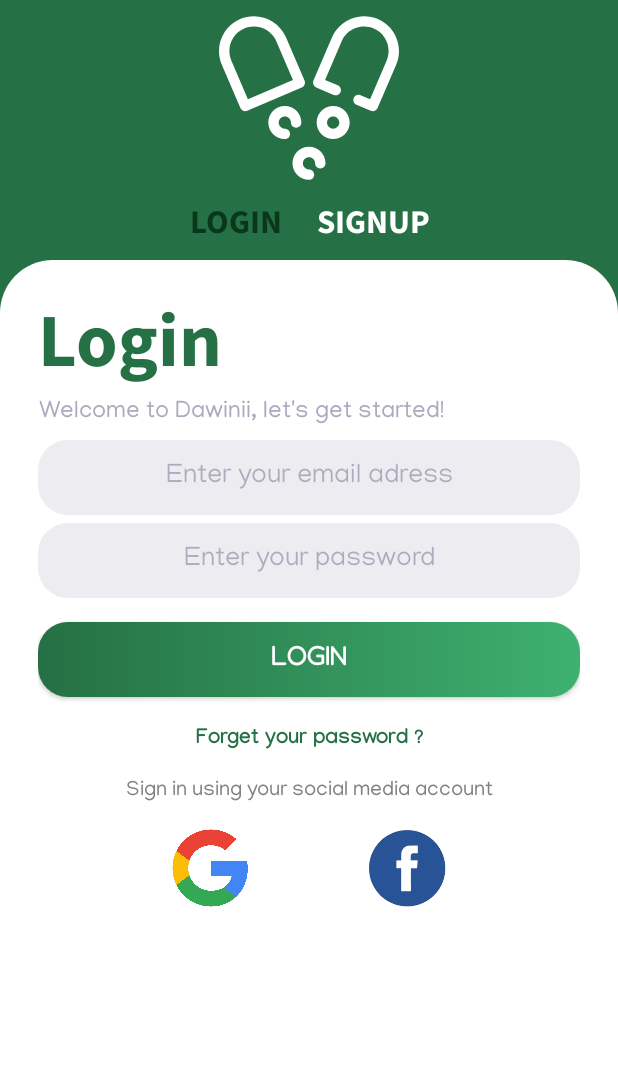
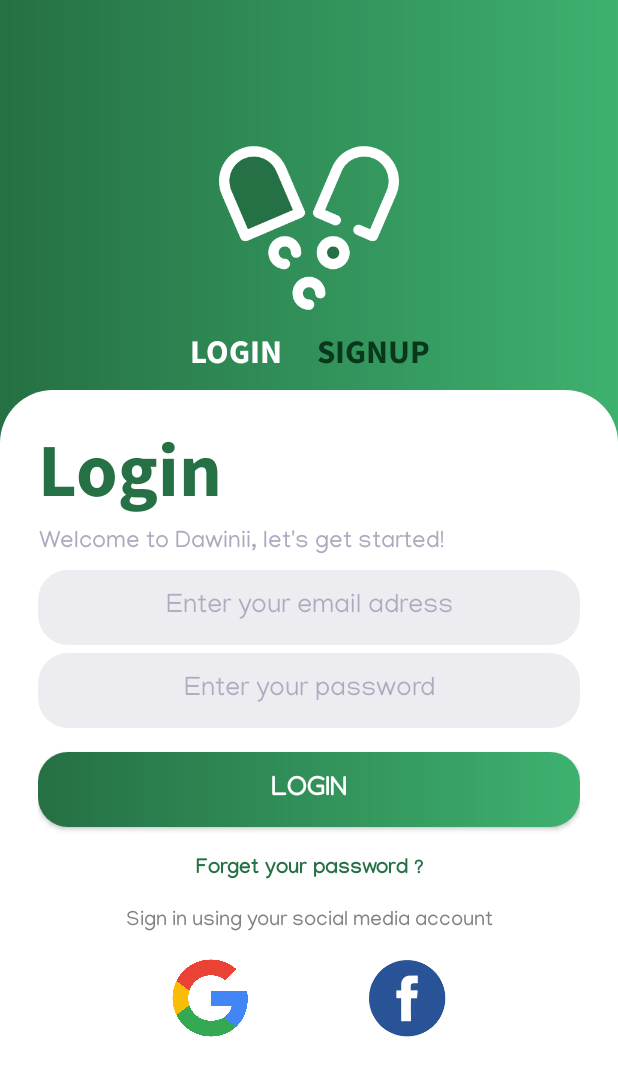
Before and after one commit to Bilalazam26/Dawinii, an Android app: the screen it shows after launch (AuthActivity), on a phone screen of 412 x 824 dp. Shown: the top 1076 px of the screen. Run offline under Robolectric (Android 15) with nearby library versions, the phone set to English and light mode, and no system bars; our stand-ins replace Firebase (no records; nobody signed in at launch, a user with empty details on screens opened directly); libraries missing offline, so code that uses them is left out: io.paperdb; 4 statements that could not run were skipped.

Commit message:
splash Activity

```diff
--- a/app/src/main/java/com/grad/dawinii/repository/AuthRepository.kt
+++ b/app/src/main/java/com/grad/dawinii/repository/AuthRepository.kt
@@ -70,7 +70,7 @@ class AuthRepository(application: Application) {
                         if(currentUser.isEmailVerified) {
                             userMutableLiveData.postValue(authReference.currentUser)
                             rememberUser(email, password)
-                            makeToast(application, "Logged In Successfully")
+
                         } else {
                             currentUser.sendEmailVerification()
                             makeToast(application, "Please Check Your Email for Verification")
--- a/app/src/main/java/com/grad/dawinii/view/authentication/AuthActivity.kt
+++ b/app/src/main/java/com/grad/dawinii/view/authentication/AuthActivity.kt
@@ -1,45 +1,22 @@
 package com.grad.dawinii.view.authentication
 
-import android.content.Intent
 import androidx.appcompat.app.AppCompatActivity
 import android.os.Bundle
 import android.view.View
-import androidx.lifecycle.Observer
-import androidx.lifecycle.ViewModelProvider
 import com.google.android.material.tabs.TabLayoutMediator
 import com.grad.dawinii.databinding.ActivityAuthBinding
-import com.grad.dawinii.view.main.MainScreenActivity
-import com.grad.dawinii.util.Constants
 import com.grad.dawinii.adapter.PagerAdapter
-import com.grad.dawinii.viewModel.AuthViewModel
-import io.paperdb.Paper
 
 class AuthActivity : AppCompatActivity() {
 
     lateinit var binding :ActivityAuthBinding
-
-    var email:String? = null
-    var password:String? = null
-
-    private lateinit var authViewModel: AuthViewModel
 
     override fun onCreate(savedInstanceState: Bundle?) {
         super.onCreate(savedInstanceState)
         binding = ActivityAuthBinding.inflate(layoutInflater)
         setContentView(binding.root)
 
-        authViewModel = ViewModelProvider(this)[AuthViewModel::class.java]
-        authViewModel.userMutableLiveData.observe(this, Observer {
-            if (it != null) {
-                startActivity(Intent(this, MainScreenActivity::class.java))
-                finish()
-            }
-        })
 
-        Paper.init(this)
-
-        readUserCredentials()
-        login()
 
 
         setupPager()
@@ -55,16 +32,7 @@ class AuthActivity : AppCompatActivity() {
         }.attach()
     }
 
-    private fun readUserCredentials() {
-        email = Paper.book().read<String>(Constants.EMAIL_PAPER_KEY)
-        password = Paper.book().read<String>(Constants.PASSWORD_PAPER_KEY)
-    }
 
-    private fun login() {
-        if (email != null && password != null) {
-            authViewModel.logIn(email as String, password as String)
-        }
-    }
 
     fun resetPassword() {
         binding.resetPasswordFragment.visibility = View.VISIBLE
--- a/app/src/main/java/com/grad/dawinii/view/authentication/LogInFragment.kt
+++ b/app/src/main/java/com/grad/dawinii/view/authentication/LogInFragment.kt
@@ -9,6 +9,7 @@ import android.view.ViewGroup
 import androidx.lifecycle.Observer
 import androidx.lifecycle.ViewModelProvider
 import com.grad.dawinii.databinding.FragmentLogInBinding
+import com.grad.dawinii.util.makeToast
 import com.grad.dawinii.view.main.MainScreenActivity
 import com.grad.dawinii.viewModel.AuthViewModel
 
@@ -38,6 +39,7 @@ class LogInFragment : Fragment() {
         authViewModel.userMutableLiveData.observe(viewLifecycleOwner, Observer {
             if (it != null) {
                 startActivity(Intent(context, MainScreenActivity::class.java))
+                makeToast(context, "Logged In Successfully")
                 activity?.onBackPressed()
                 activity?.finish()
             }
--- a/app/src/main/java/com/grad/dawinii/view/authentication/ResetPasswordFragment.kt
+++ b/app/src/main/java/com/grad/dawinii/view/authentication/ResetPasswordFragment.kt
@@ -6,7 +6,6 @@ import android.view.LayoutInflater
 import android.view.View
 import android.view.ViewGroup
 import androidx.lifecycle.ViewModelProvider
-import com.grad.dawinii.R
 import com.grad.dawinii.databinding.FragmentResetPasswordBinding
 import com.grad.dawinii.viewModel.AuthViewModel
 
--- /dev/null
+++ b/app/src/main/java/com/grad/dawinii/view/splash/SplashActivity.kt
@@ -0,0 +1,62 @@
+package com.grad.dawinii.view.splash
+
+import android.content.Intent
+import androidx.appcompat.app.AppCompatActivity
+import android.os.Bundle
+import android.os.Handler
+import androidx.lifecycle.Observer
+import androidx.lifecycle.ViewModelProvider
+import com.grad.dawinii.databinding.ActivitySplashBinding
+import com.grad.dawinii.util.Constants
+import com.grad.dawinii.view.authentication.AuthActivity
+import com.grad.dawinii.view.main.MainScreenActivity
+import com.grad.dawinii.viewModel.AuthViewModel
+import io.paperdb.Paper
+
+class SplashActivity : AppCompatActivity() {
+
+    private lateinit var binding: ActivitySplashBinding
+
+    private lateinit var authViewModel: AuthViewModel
+
+    var email:String? = null
+    var password:String? = null
+
+    override fun onCreate(savedInstanceState: Bundle?) {
+        super.onCreate(savedInstanceState)
+        binding = ActivitySplashBinding.inflate(layoutInflater)
+        setContentView(binding.root)
+
+        Paper.init(this)
+
+        authViewModel = ViewModelProvider(this)[AuthViewModel::class.java]
+        authViewModel.userMutableLiveData.observe(this, Observer {
+            if (it != null) {
+                startActivity(Intent(this, MainScreenActivity::class.java))
+                finish()
+            } else {
+                Handler().postDelayed({startActivity(Intent(this, AuthActivity::class.java))
+                    finish()}, 2000)
+            }
+        })
+
+        readUserCredentials()
+        login()
+
+
+    }
+
+    private fun readUserCredentials() {
+        email = Paper.book().read<String>(Constants.EMAIL_PAPER_KEY)
+        password = Paper.book().read<String>(Constants.PASSWORD_PAPER_KEY)
+    }
+
+    private fun login() {
+        if (email != null && password != null) {
+            authViewModel.logIn(email as String, password as String)
+        } else {
+            Handler().postDelayed({startActivity(Intent(this, AuthActivity::class.java))
+                finish()}, 2000)
+        }
+    }
+}
--- a/app/src/main/res/layout/activity_auth.xml
+++ b/app/src/main/res/layout/activity_auth.xml
@@ -5,7 +5,7 @@
     android:id="@+id/auth_container"
     android:layout_width="match_parent"
     android:layout_height="match_parent"
-    android:background="@color/primaryColor"
+    android:background="@drawable/background"
     tools:context=".view.authentication.AuthActivity">
 
     <ImageView
@@ -16,7 +16,7 @@
         app:layout_constraintTop_toTopOf="parent"
         app:layout_constraintStart_toStartOf="parent"
         app:layout_constraintEnd_toEndOf="parent"
-        android:layout_marginTop="5dp"/>
+        android:layout_marginTop="92dp"/>
 
     <com.google.android.material.tabs.TabLayout
         android:id="@+id/tabLayout"
@@ -28,9 +28,9 @@
         app:layout_constraintTop_toBottomOf="@+id/auth_logo"
         app:tabGravity="center"
         app:tabIndicatorColor="#00073018"
-        app:tabSelectedTextColor="#09371C"
+        app:tabSelectedTextColor="@color/white"
         app:tabTextAppearance="@style/tabs"
-        app:tabTextColor="@color/white"
+        app:tabTextColor="#09371C"
         tools:ignore="SpeakableTextPresentCheck" />
 
     <androidx.viewpager2.widget.ViewPager2
--- a/app/src/main/res/layout/fragment_log_in.xml
+++ b/app/src/main/res/layout/fragment_log_in.xml
@@ -7,7 +7,7 @@
     android:padding="25dp"
     android:orientation="vertical"
     android:background="@drawable/fragment_background"
-    tools:context=".authentication.logInFragment">
+    tools:context=".view.authentication.logInFragment">
 
 
     <TextView
@@ -37,7 +37,6 @@
         android:hint="@string/loginUserName"
         android:inputType="textEmailAddress"
         style="@style/et"
-        android:textColorHint="#4702013E"
         />
 
 
--- a/app/src/main/res/layout/fragment_reset_password.xml
+++ b/app/src/main/res/layout/fragment_reset_password.xml
@@ -6,7 +6,7 @@
     android:padding="25dp"
     android:orientation="vertical"
     android:background="@drawable/fragment_background"
-    tools:context=".authentication.logInFragment">
+    tools:context=".view.authentication.logInFragment">
 
 
     <TextView
--- a/app/src/main/res/layout/fragment_sign_up.xml
+++ b/app/src/main/res/layout/fragment_sign_up.xml
@@ -7,7 +7,7 @@
     android:orientation="vertical"
     android:padding="25dp"
     android:background="@drawable/fragment_background"
-    tools:context=".authentication.signUpFragment">
+    tools:context=".view.authentication.signUpFragment">
 
     <TextView
         android:id="@+id/tvSignUp"
--- a/app/src/main/res/values-night/strings.xml
+++ b/app/src/main/res/values-night/strings.xml
@@ -42,5 +42,6 @@ Create an account so you can access our app
     <string name="welcome">Welcome !</string>
     <string name="from">From</string>
     <string name="to">To</string>
+    <string name="welcome_to">Welcome To</string>
 
 </resources>
--- a/app/src/main/res/values-night/styles.xml
+++ b/app/src/main/res/values-night/styles.xml
@@ -36,6 +36,8 @@
         <item name="android:textAlignment">center</item>
         <item name="android:fontFamily">@font/manjari_regular</item>
         <item name="android:background">@drawable/edit_text_background</item>
+        <item name="android:textColor">@color/black</item>
+        <item name="android:textColorHint">#4702013E</item>
         <item name="android:layout_height">50dp</item>
     </style>
 </resources>
--- a/app/src/main/res/values-night/themes.xml
+++ b/app/src/main/res/values-night/themes.xml
@@ -5,7 +5,7 @@
         <item name="colorPrimaryVariant">@color/secondaryColor</item>
         <item name="colorOnPrimary">@color/white</item>
         <!-- Secondary brand color. -->
-        <item name="colorSecondary">@color/teal_200</item>
+        <item name="colorSecondary">@color/secondaryColor</item>
         <item name="colorSecondaryVariant">@color/teal_700</item>
         <item name="colorOnSecondary">@color/black</item>
         <!-- Status bar color. -->
--- a/app/src/main/res/values/strings.xml
+++ b/app/src/main/res/values/strings.xml
@@ -43,5 +43,6 @@ Create an account so you can access our app
     <string name="from">From</string>
     <string name="to">To</string>
     <string name="remove">remove</string>
+    <string name="welcome_to">Welcome To</string>
 
 </resources>
--- a/app/src/main/res/values/styles.xml
+++ b/app/src/main/res/values/styles.xml
@@ -14,6 +14,8 @@
         <item name="android:textAlignment">center</item>
         <item name="android:fontFamily">@font/manjari_regular</item>
         <item name="android:background">@drawable/edit_text_background</item>
+        <item name="android:textColor">@color/black</item>
+        <item name="android:textColorHint">#4702013E</item>
         <item name="android:layout_height">50dp</item>
     </style>
     <style name="button">
--- a/app/src/main/res/values/themes.xml
+++ b/app/src/main/res/values/themes.xml
@@ -2,10 +2,10 @@
     <!-- Base application theme. -->
     <style name="Theme.Dawinii" parent="Theme.MaterialComponents.DayNight.NoActionBar">
         <item name="colorPrimary">@color/primaryColor</item>
-        <item name="colorPrimaryVariant">@color/primaryColor</item>
+        <item name="colorPrimaryVariant">@color/secondaryColor</item>
         <item name="colorOnPrimary">@color/white</item>
         <!-- Secondary brand color. -->
-        <item name="colorSecondary">@color/teal_200</item>
+        <item name="colorSecondary">@color/secondaryColor</item>
         <item name="colorSecondaryVariant">@color/teal_700</item>
         <item name="colorOnSecondary">@color/black</item>
         <!-- Status bar color. -->
```
Also changed, not shown: app/src/main/AndroidManifest.xml (+12 -6 lines), app/src/main/res/layout/activity_splash.xml (added, +45 -0 lines).
